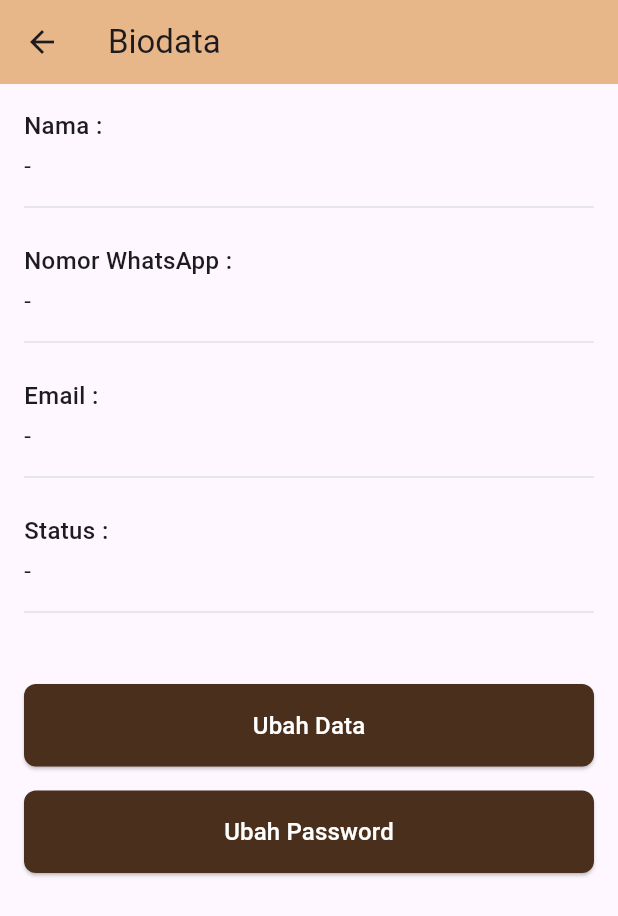
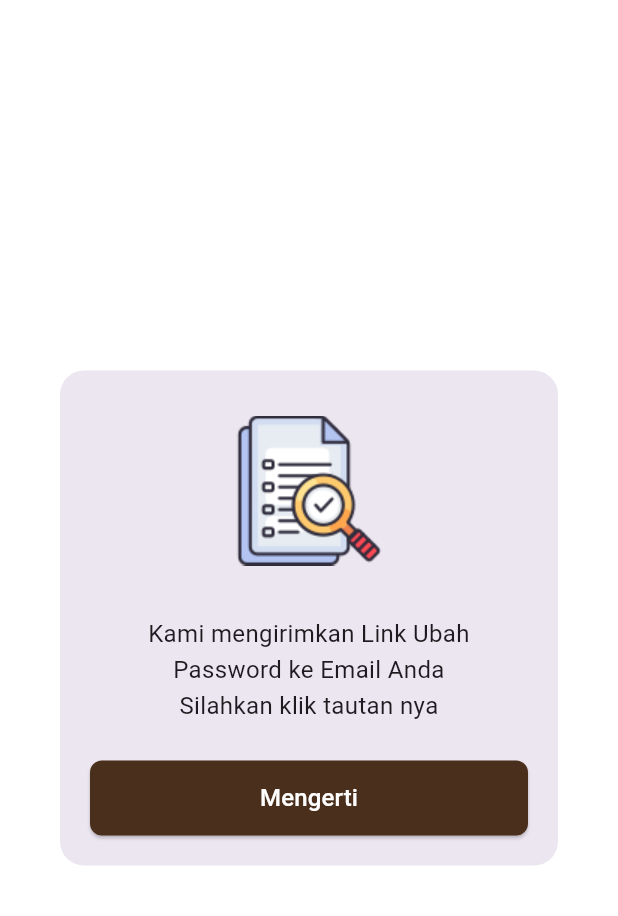
Before and after one commit to Rysalb/fe_kos_hansarin, a Flutter app: the BiodataScreen screen opened directly, after a tap on "Ubah Data", after a tap on "Ubah Password", on a phone screen of 412 x 824 dp. Shown: the top 916 px of the screen. Run offline on Flutter 3.47's test engine with Material 3 defaults, Android fonts, the phone set to English and light mode, and no system bars; our stand-ins replace equatable, flutter_bloc, image_picker, permission_handler, shared_preferences, shimmer; accounts and stored records are empty; network calls fail.

Commit message:
add screen profile

```diff
--- a/lib/screens/admin/biodata/biodata_screen.dart
+++ b/lib/screens/admin/biodata/biodata_screen.dart
@@ -1,5 +1,7 @@
 import 'package:flutter/material.dart';
 import 'package:proyekkos/data/services/auth_service.dart';
+import 'package:proyekkos/screens/admin/biodata/ubah_biodata_screen.dart';
+import 'package:proyekkos/screens/admin/biodata/reset_password_dialog.dart';
 
 class BiodataScreen extends StatefulWidget {
   @override
@@ -57,15 +59,28 @@ class _BiodataScreenState extends State<BiodataScreen> {
                   SizedBox(height: 24),
                   _buildButton(
                     'Ubah Data',
-                    onPressed: () {
-                      // Navigasi ke screen ubah data
+                    onPressed: () async {
+                      final result = await Navigator.push(
+                        context,
+                        MaterialPageRoute(
+                          builder: (context) => UbahBiodataScreen(userData: _userData),
+                        ),
+                      );
+                      if (result == true) {
+                        _loadUserData();
+                      }
                     },
                   ),
                   SizedBox(height: 16),
                   _buildButton(
                     'Ubah Password',
                     onPressed: () {
-                      // Navigasi ke screen ubah password
+                      Navigator.push(
+                        context,
+                        MaterialPageRoute(
+                          builder: (context) => ResetPasswordDialog(),
+                        ),
+                      );
                     },
                   ),
                 ],
--- /dev/null
+++ b/lib/screens/admin/biodata/reset_password_dialog.dart
@@ -0,0 +1,89 @@
+import 'package:flutter/material.dart';
+import 'package:proyekkos/data/services/auth_service.dart';
+
+class ResetPasswordDialog extends StatelessWidget {
+  final AuthService _authService = AuthService();
+
+  @override
+  Widget build(BuildContext context) {
+    return Dialog(
+      shape: RoundedRectangleBorder(
+        borderRadius: BorderRadius.circular(16),
+      ),
+      child: Container(
+        padding: EdgeInsets.all(20),
+        child: Column(
+          mainAxisSize: MainAxisSize.min,
+          children: [
+            Image.asset(
+              'assets/images/verif.png',
+              width: 120,
+              height: 120,
+            ),
+            SizedBox(height: 24),
+            Text(
+              'Kami mengirimkan Link Ubah\nPassword ke Email Anda\nSilahkan klik tautan nya',
+              textAlign: TextAlign.center,
+              style: TextStyle(
+                fontSize: 16,
+                height: 1.5,
+              ),
+            ),
+            SizedBox(height: 24),
+            ElevatedButton(
+              onPressed: () async {
+                try {
+                  await _authService.sendResetPasswordLink();
+                  Navigator.pop(context);
+                  showDialog(
+                    context: context,
+                    builder: (context) => AlertDialog(
+                      title: Text('Berhasil'),
+                      content: Text('Link reset password telah dikirim ke email Anda'),
+                      actions: [
+                        TextButton(
+                          onPressed: () => Navigator.pop(context),
+                          child: Text('OK'),
+                        ),
+                      ],
+                    ),
+                  );
+                } catch (e) {
+                  Navigator.pop(context);
+                  showDialog(
+                    context: context,
+                    builder: (context) => AlertDialog(
+                      title: Text('Gagal'),
+                      content: Text('Verifikasi gagal, silakan coba lagi'),
+                      actions: [
+                        TextButton(
+                          onPressed: () => Navigator.pop(context),
+                          child: Text('OK'),
+                        ),
+                      ],
+                    ),
+                  );
+                }
+              },
+              style: ElevatedButton.styleFrom(
+                backgroundColor: Color(0xFF4A2F1C),
+                minimumSize: Size(double.infinity, 50),
+                shape: RoundedRectangleBorder(
+                  borderRadius: BorderRadius.circular(8),
+                ),
+              ),
+              child: Text(
+                'Mengerti',
+                style: TextStyle(
+                  color: Colors.white,
+                  fontSize: 16,
+                  fontWeight: FontWeight.w500,
+                ),
+              ),
+            ),
+          ],
+        ),
+      ),
+    );
+  }
+}
--- /dev/null
+++ b/lib/screens/admin/biodata/ubah_biodata_screen.dart
@@ -0,0 +1,156 @@
+import 'package:flutter/material.dart';
+import 'package:proyekkos/data/services/auth_service.dart';
+
+class UbahBiodataScreen extends StatefulWidget {
+  final Map<String, dynamic> userData;
+
+  const UbahBiodataScreen({Key? key, required this.userData}) : super(key: key);
+
+  @override
+  _UbahBiodataScreenState createState() => _UbahBiodataScreenState();
+}
+
+class _UbahBiodataScreenState extends State<UbahBiodataScreen> {
+  final _formKey = GlobalKey<FormState>();
+  final AuthService _authService = AuthService();
+  late TextEditingController _namaController;
+  late TextEditingController _emailController;
+  late TextEditingController _nomorWaController;
+  bool _isLoading = false;
+
+  @override
+  void initState() {
+    super.initState();
+    _namaController = TextEditingController(text: widget.userData['name']);
+    _emailController = TextEditingController(text: widget.userData['email']);
+    _nomorWaController = TextEditingController(text: widget.userData['nomor_wa']);
+  }
+
+  @override
+  Widget build(BuildContext context) {
+    return Scaffold(
+      appBar: AppBar(
+        title: Text('Ubah Biodata'),
+        backgroundColor: Color(0xFFE7B789),
+        leading: IconButton(
+          icon: Icon(Icons.arrow_back),
+          onPressed: () => Navigator.pop(context),
+        ),
+      ),
+      body: SingleChildScrollView(
+        padding: EdgeInsets.all(16),
+        child: Form(
+          key: _formKey,
+          child: Column(
+            children: [
+              TextFormField(
+                controller: _namaController,
+                decoration: InputDecoration(
+                  labelText: 'Nama',
+                  border: OutlineInputBorder(),
+                  filled: true,
+                  fillColor: Colors.white,
+                ),
+                validator: (value) {
+                  if (value?.isEmpty ?? true) {
+                    return 'Nama harus diisi';
+                  }
+                  return null;
+                },
+              ),
+              SizedBox(height: 16),
+              TextFormField(
+                controller: _nomorWaController,
+                decoration: InputDecoration(
+                  labelText: 'Nomor WhatsApp',
+                  border: OutlineInputBorder(),
+                  filled: true,
+                  fillColor: Colors.white,
+                ),
+                keyboardType: TextInputType.phone,
+                validator: (value) {
+                  if (value?.isEmpty ?? true) {
+                    return 'Nomor WhatsApp harus diisi';
+                  }
+                  return null;
+                },
+              ),
+              SizedBox(height: 16),
+              TextFormField(
+                controller: _emailController,
+                decoration: InputDecoration(
+                  labelText: 'Email',
+                  border: OutlineInputBorder(),
+                  filled: true,
+                  fillColor: Colors.white,
+                ),
+                keyboardType: TextInputType.emailAddress,
+                validator: (value) {
+                  if (value?.isEmpty ?? true) {
+                    return 'Email harus diisi';
+                  }
+                  if (!value!.contains('@')) {
+                    return 'Email tidak valid';
+                  }
+                  return null;
+                },
+              ),
+              SizedBox(height: 24),
+              ElevatedButton(
+                onPressed: _isLoading ? null : _updateProfile,
+                style: ElevatedButton.styleFrom(
+                  backgroundColor: Color(0xFF4A2F1C),
+                  minimumSize: Size(double.infinity, 50),
+                  shape: RoundedRectangleBorder(
+                    borderRadius: BorderRadius.circular(8),
+                  ),
+                ),
+                child: _isLoading
+                    ? CircularProgressIndicator(color: Colors.white)
+                    : Text(
+                        'Simpan',
+                        style: TextStyle(
+                          color: Colors.white,
+                          fontSize: 16,
+                          fontWeight: FontWeight.w500,
+                        ),
+                      ),
+              ),
+            ],
+          ),
+        ),
+      ),
+    );
+  }
+
+  Future<void> _updateProfile() async {
+    if (_formKey.currentState!.validate()) {
+      setState(() => _isLoading = true);
+      try {
+        await _authService.updateProfile(
+          name: _namaController.text,
+          email: _emailController.text,
+          nomorWa: _nomorWaController.text,
+        );
+        Navigator.pop(context, true);
+        ScaffoldMessenger.of(context).showSnackBar(
+          SnackBar(content: Text('Biodata berhasil diupdate')),
+        );
+      } catch (e) {
+        ScaffoldMessenger.of(context).showSnackBar(
+          SnackBar(content: Text('Gagal mengupdate biodata')),
+        );
+      } finally {
+        setState(() => _isLoading = false);
+      }
+    }
+  }
+
+  @override
+  void dispose() {
+    _namaController.dispose();
+    _emailController.dispose();
+    _nomorWaController.dispose();
+    super.dispose();
+  }
+}
```
Also changed, not shown: lib/data/services/auth_service.dart (+57 -0 lines).
